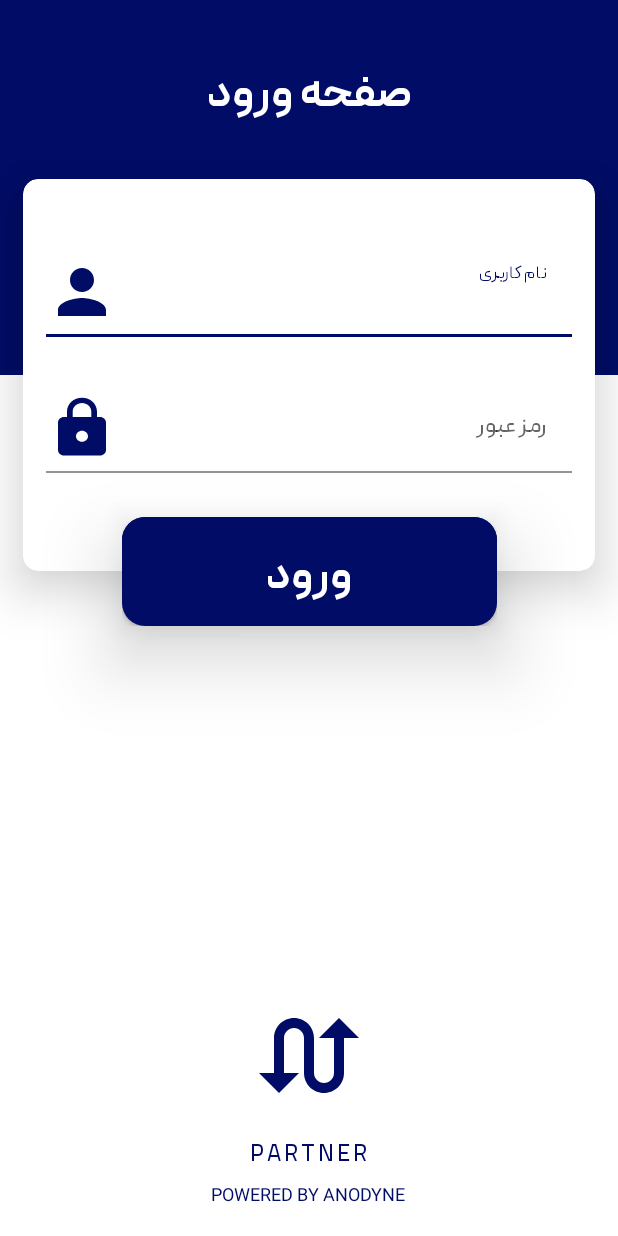
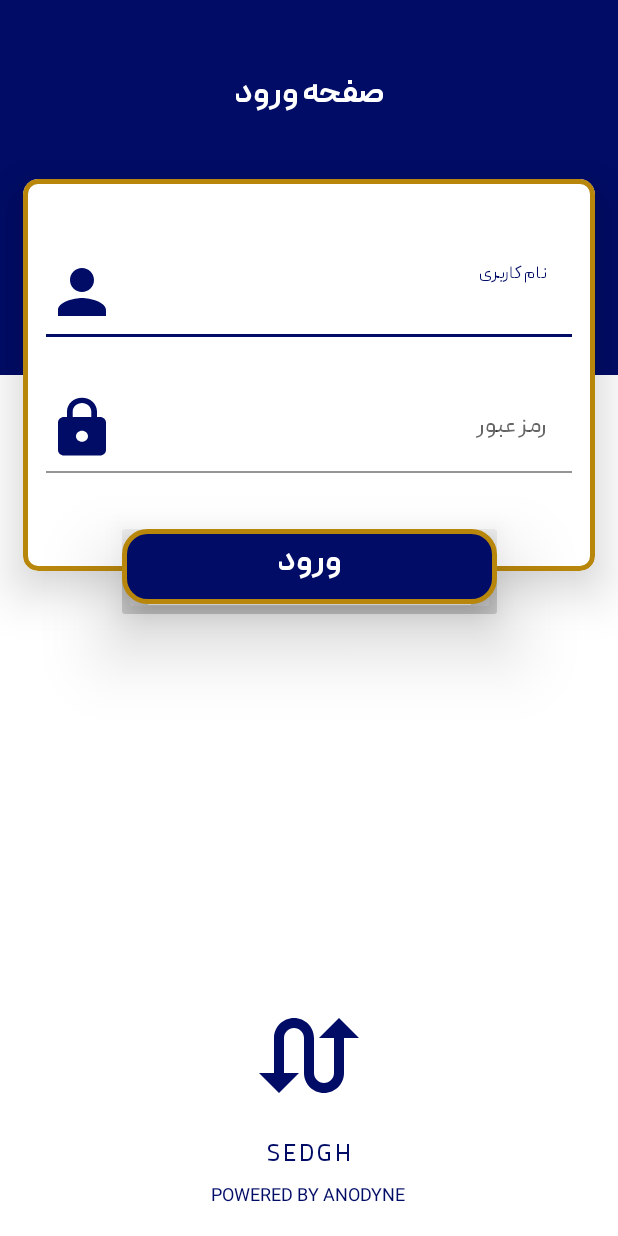
Before and after one commit to Android-sadjad/call-manager, an Android app: the layout activity_login.xml on its own in the app's theme, with its tools: preview values and no code run, on a phone screen of 412 x 824 dp. Run offline under Robolectric (Android 15) with nearby library versions, the phone set to English and light mode, and no system bars.

```diff
--- a/app/build.gradle
+++ b/app/build.gradle
@@ -36,4 +36,6 @@ dependencies {
     testImplementation 'junit:junit:4.+'
     androidTestImplementation 'androidx.test.ext:junit:1.1.3'
     androidTestImplementation 'androidx.test.espresso:espresso-core:3.4.0'
+    implementation 'com.google.code.gson:gson:2.8.7'
+    implementation 'com.intuit.sdp:sdp-android:1.0.6'
 }
--- a/app/src/main/res/drawable-v24/circle_shape.xml
+++ b/app/src/main/res/drawable-v24/circle_shape.xml
@@ -1,27 +1,19 @@
 <?xml version="1.0" encoding="utf-8"?>
 <layer-list xmlns:android="http://schemas.android.com/apk/res/android">
 
-    <!-- Bottom 2dp Shadow -->
-    <item>
-        <shape  android:shape="rectangle">
 
-            <solid android:color="#000" />
-            <corners android:radius="@dimen/spade_middle" />
-            <size android:width="250dp"
-                android:height="50dp"/>
-
-        </shape>
-    </item>
 
     <!-- White Top color -->
     <item android:bottom="10px">
 
         <shape  android:shape="rectangle">
 
-            <solid android:color="@color/gold_900" />
+            <solid android:color="@color/navy_blue_900" />
             <corners android:radius="@dimen/spade_middle" />
             <size android:width="250dp"
                 android:height="50dp"/>
+            <stroke android:width="3dp"
+                android:color="@color/gold_900"/>
 
 
         </shape>
--- a/app/src/main/res/layout/fragment_login.xml
+++ b/app/src/main/res/layout/activity_login.xml
@@ -23,13 +23,14 @@
         android:text="@string/login_page"
         android:fontFamily="@font/peyda_bold"
         android:textColor="@color/white"
-        android:textSize="@dimen/text_size_2xlarge"
-
+        android:textSize="@dimen/text_size_Xlarge"
         android:textStyle="bold"
         app:layout_constraintBottom_toTopOf="@id/cv_login"
         app:layout_constraintTop_toTopOf="@id/view_header" />
 
-    <androidx.cardview.widget.CardView
+
+
+    <com.google.android.material.card.MaterialCardView
 
         android:id="@+id/cv_login"
         android:layout_width="match_parent"
@@ -42,6 +43,8 @@
         app:cardPreventCornerOverlap="false"
         app:cardUseCompatPadding="false"
         app:layout_constraintBottom_toBottomOf="@id/view_header"
+        app:strokeColor="@color/gold_900"
+        app:strokeWidth="3dp"
         app:layout_constraintTop_toBottomOf="@id/view_header">
 
         <LinearLayout
@@ -68,7 +71,7 @@
                     android:layout_height="wrap_content"
                     android:background="@color/white"
                     android:gravity="center|right"
-                    android:inputType="phone" />
+                    android:inputType="text" />
 
             </com.google.android.material.textfield.TextInputLayout>
 
@@ -98,7 +101,7 @@
 
         </LinearLayout>
 
-    </androidx.cardview.widget.CardView>
+    </com.google.android.material.card.MaterialCardView>
 
     <androidx.cardview.widget.CardView
         android:layout_width="wrap_content"
@@ -110,21 +113,18 @@
         app:layout_constraintRight_toRightOf="parent"
         app:layout_constraintTop_toBottomOf="@id/cv_login">
 
-        <Button
+        <TextView
             android:id="@+id/btn_login"
             android:layout_width="wrap_content"
-            android:layout_height="wrap_content"
+            android:layout_height="match_parent"
             android:background="@drawable/circle_shape"
             android:elevation="@dimen/spade_xlarge"
-            android:gravity="center"
+            android:gravity="center|top"
             android:text="@string/login"
             android:textColor="@color/white"
-            android:textSize="@dimen/text_size_2xlarge"
+            android:textSize="@dimen/text_size_Xlarge"
             android:fontFamily="@font/peyda_bold"
-            app:layout_constraintBottom_toBottomOf="@id/cv_login"
-            app:layout_constraintLeft_toLeftOf="parent"
-            app:layout_constraintRight_toRightOf="parent"
-            app:layout_constraintTop_toBottomOf="@id/cv_login" />
+            />
     </androidx.cardview.widget.CardView>
 
 
@@ -148,7 +148,7 @@
             android:layout_height="wrap_content"
             android:fontFamily="@font/peyda_regular"
             android:layout_marginTop="@dimen/spade_medium"
-            android:text="@string/partner"
+            android:text="@string/app_name"
             android:textColor="@color/navy_blue_900"
             android:textSize="@dimen/text_size_middle" />
 
--- a/app/src/main/res/values-night/themes.xml
+++ b/app/src/main/res/values-night/themes.xml
@@ -2,16 +2,20 @@
     <!-- Base application theme. -->
     <style name="Theme.CallManager" parent="Theme.MaterialComponents.DayNight.NoActionBar">
         <!-- Primary brand color. -->
-        <item name="colorPrimary">@color/bg_logo</item>
-        <item name="colorPrimaryVariant">@color/bg_logo</item>
-        <item name="colorOnPrimary">@color/bg_logo</item>
+
+        <item name="colorPrimary">@color/navy_blue_900</item>
+        <item name="colorPrimaryVariant">@color/navy_blue_900</item>
+        <item name="colorOnPrimary">@color/white</item>
         <!-- Secondary brand color. -->
         <item name="colorSecondary">@color/teal_200</item>
         <item name="colorSecondaryVariant">@color/teal_700</item>
         <item name="colorOnSecondary">@color/black</item>
         <!-- Status bar color. -->
         <item name="android:statusBarColor" tools:targetApi="l">?attr/colorPrimaryVariant</item>
+
         <!-- Customize your theme here. -->
     </style>
 
+
+
 </resources>
--- a/app/src/main/res/values/strings.xml
+++ b/app/src/main/res/values/strings.xml
@@ -1,5 +1,5 @@
 <resources>
-    <string name="app_name">CALL MANAGER</string>
+    <string name="app_name">S E D G H</string>
     <string name="ANODYNE">POWERED BY ANODYNE</string>
     <string name="partner">P A R T N E R</string>
     <string name="username">نام کاربری</string>
--- a/app/src/main/res/values/themes.xml
+++ b/app/src/main/res/values/themes.xml
@@ -6,6 +6,7 @@
         <item name="colorPrimary">@color/navy_blue_900</item>
         <item name="colorPrimaryVariant">@color/navy_blue_900</item>
         <item name="colorOnPrimary">@color/white</item>
+
         <!-- Secondary brand color. -->
         <item name="colorSecondary">@color/teal_200</item>
         <item name="colorSecondaryVariant">@color/teal_700</item>
```
Also changed, not shown: app/src/main/AndroidManifest.xml (+10 -3 lines), app/src/main/java/com/test/callmanager/activities/LogInActivity.java (added, +94 -0 lines), app/src/main/java/com/test/callmanager/activities/MainActivity.java (+65 -9 lines), app/src/main/java/com/test/callmanager/activities/SplashScreen.java (+1 -1 lines), app/src/main/java/com/test/callmanager/classes/MyAdaptor.java (added, +67 -0 lines), app/src/main/java/com/test/callmanager/classes/MyConstant.java (+3 -2 lines), app/src/main/java/com/test/callmanager/classes/MySharedPreferences.java (added, +66 -0 lines), app/src/main/java/com/test/callmanager/fragments/LogInFragment.java (deleted, +0 -67 lines), app/src/main/java/com/test/callmanager/models/LoginInfo.java (added, +26 -0 lines), app/src/main/java/com/test/callmanager/models/SessionInfo.java (added, +28 -0 lines), app/src/main/res/drawable/bg_white_gold.xml (added, +12 -0 lines), app/src/main/res/layout/activity_main.xml (+62 -7 lines), app/src/main/res/layout/rv_item.xml (added, +54 -0 lines).
